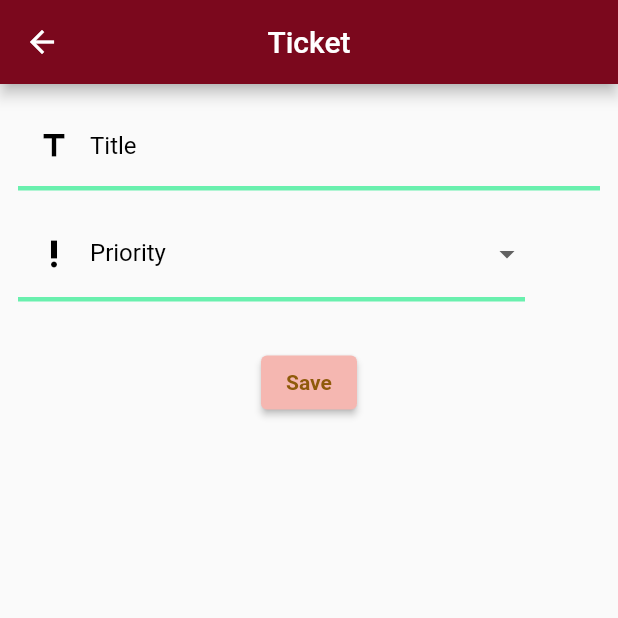
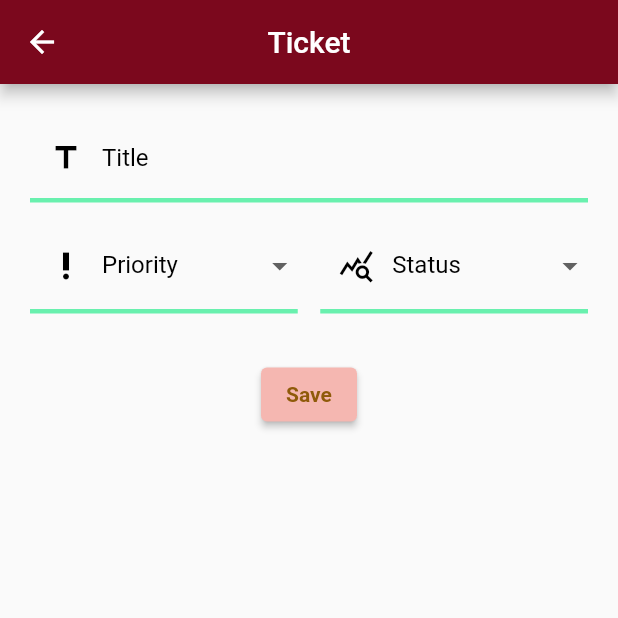
Before and after one commit to itsmng/mobileapp, a Flutter app: the DetailTicket screen opened directly with empty values, on a phone screen of 412 x 824 dp, the top half of it. Run offline on Flutter 3.47's test engine with Material 2 defaults, Android fonts, the phone set to English and light mode, and no system bars; our stand-ins replace charts_flutter, rflutter_alert, shared_preferences; missing offline and left inert: regexed_validator; accounts and stored records are empty.

Commit message:
Add status in update

```diff
--- a/lib/UI/detail_ticket.dart
+++ b/lib/UI/detail_ticket.dart
@@ -44,6 +44,29 @@ class _DetailTicketState extends State<DetailTicket> {
     return menuItems;
   }
 
+  Map<int, String> listStatus = {
+    1: "New",
+    2: "Assigned",
+    3: "Planned",
+    4: "Pending",
+    5: "Solved",
+    6: "Closed"
+  };
+  late String selectedStatus;
+  List<DropdownMenuItem<String>> get dropdownStatus {
+    List<DropdownMenuItem<String>> menuItems = [
+      const DropdownMenuItem(value: "New", child: Text("New")),
+      const DropdownMenuItem(
+          value: "Processing (assigned)", child: Text("Aassigned")),
+      const DropdownMenuItem(
+          value: "Processing (planned)", child: Text("Planned")),
+      const DropdownMenuItem(value: "Pending", child: Text("Pending")),
+      const DropdownMenuItem(value: "Solved", child: Text("Solved")),
+      const DropdownMenuItem(value: "Closed", child: Text("Closed")),
+    ];
+    return menuItems;
+  }
+
   final objectTicket = Tickets();
   dynamic responseAPI;
   Map updateData = {};
@@ -54,6 +77,7 @@ class _DetailTicketState extends State<DetailTicket> {
   void initState() {
     _titleController.text = widget.ticket.title.toString();
     selectedPriority = widget.ticket.priority.toString();
+    selectedStatus = widget.ticket.statusValue.toString();
     super.initState();
   }
 
@@ -67,6 +91,12 @@ class _DetailTicketState extends State<DetailTicket> {
         foregroundColor: const Color.fromARGB(255, 255, 255, 255),
       ),
       body: Container(
+        padding: const EdgeInsets.all(8.0),
+        decoration: BoxDecoration(
+          color: Theme.of(context).canvasColor,
+          borderRadius: const BorderRadius.all(Radius.circular(10)),
+        ),
+        width: double.infinity,
         margin: const EdgeInsets.all(12),
         child: SingleChildScrollView(
           child: Form(
@@ -108,7 +138,32 @@ class _DetailTicketState extends State<DetailTicket> {
                         ),
                       ),
                       const SizedBox(
-                        width: 50,
+                        width: 15,
+                      ),
+                      Expanded(
+                        child: DropdownButtonFormField(
+                          value: selectedStatus,
+                          items: dropdownStatus,
+                          onChanged: (String? value) {
+                            setState(() {
+                              selectedStatus = value!;
+                            });
+                          },
+                          decoration: const InputDecoration(
+                            labelText: 'Status',
+                            prefixIcon: Icon(Icons.query_stats_sharp,
+                                color: Colors.black),
+                            focusColor: Colors.black,
+                            enabledBorder: UnderlineInputBorder(
+                              borderSide: BorderSide(
+                                  width: 3, color: Colors.greenAccent),
+                            ),
+                            labelStyle: TextStyle(color: Colors.black),
+                            errorStyle: TextStyle(
+                                color: Color.fromARGB(255, 245, 183, 177),
+                                fontStyle: FontStyle.italic),
+                          ),
+                        ),
                       ),
                     ],
                   ),
@@ -123,8 +178,12 @@ class _DetailTicketState extends State<DetailTicket> {
                         var priorityID = listPriority.keys.where((element) =>
                             listPriority[element] == selectedPriority);
 
+                        var statusID = listStatus.keys.where(
+                            (element) => listStatus[element] == selectedStatus);
+
                         updateData["name"] = _titleController.text;
                         updateData["priority"] = priorityID.first;
+                        updateData["status"] = statusID.first;
 
                         responseAPI = objectTicket.apiMgmt.put(
                             ApiEndpoint.apiUpdateTicket,
--- a/lib/models/tickets_model.dart
+++ b/lib/models/tickets_model.dart
@@ -71,8 +71,11 @@ class Tickets {
     );
   }
 
-  static Map<String, dynamic> toJson(Tickets value) =>
-      {'name': value.title, 'priority': value.priority};
+  static Map<String, dynamic> toJson(Tickets value) => {
+        'name': value.title,
+        'priority': value.priority,
+        'status': value.statusValue
+      };
 
   // Method to get all special status and return a list of them
   static Future<Map<int, String>> getSpecialStatusValues() async {
```
